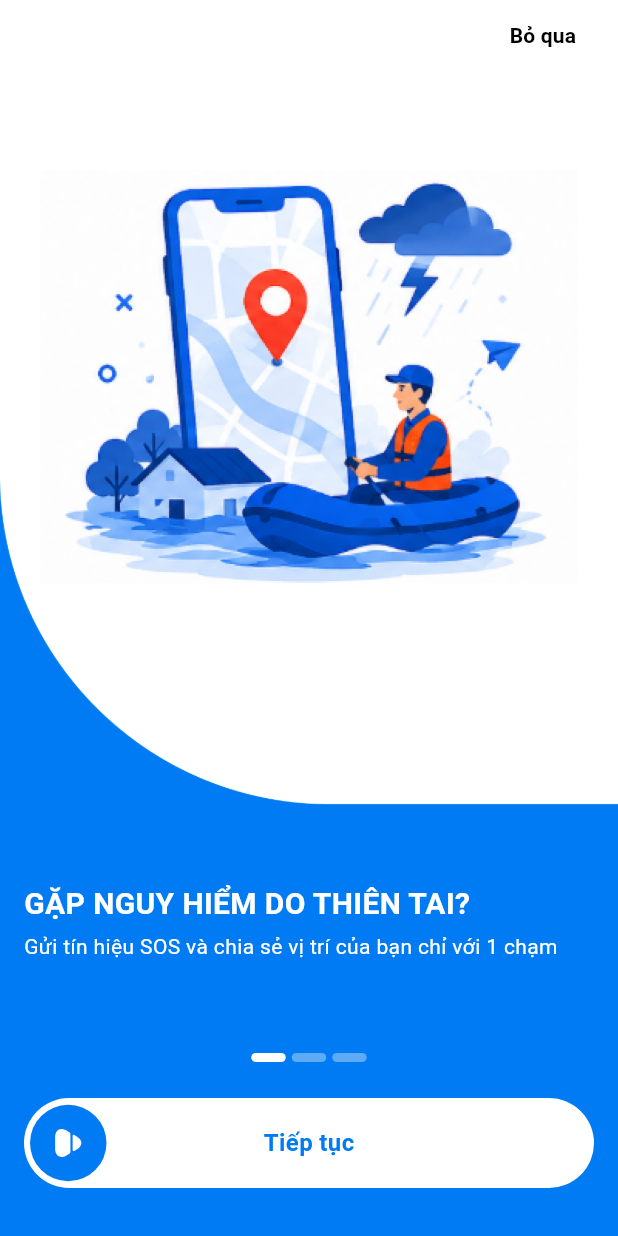
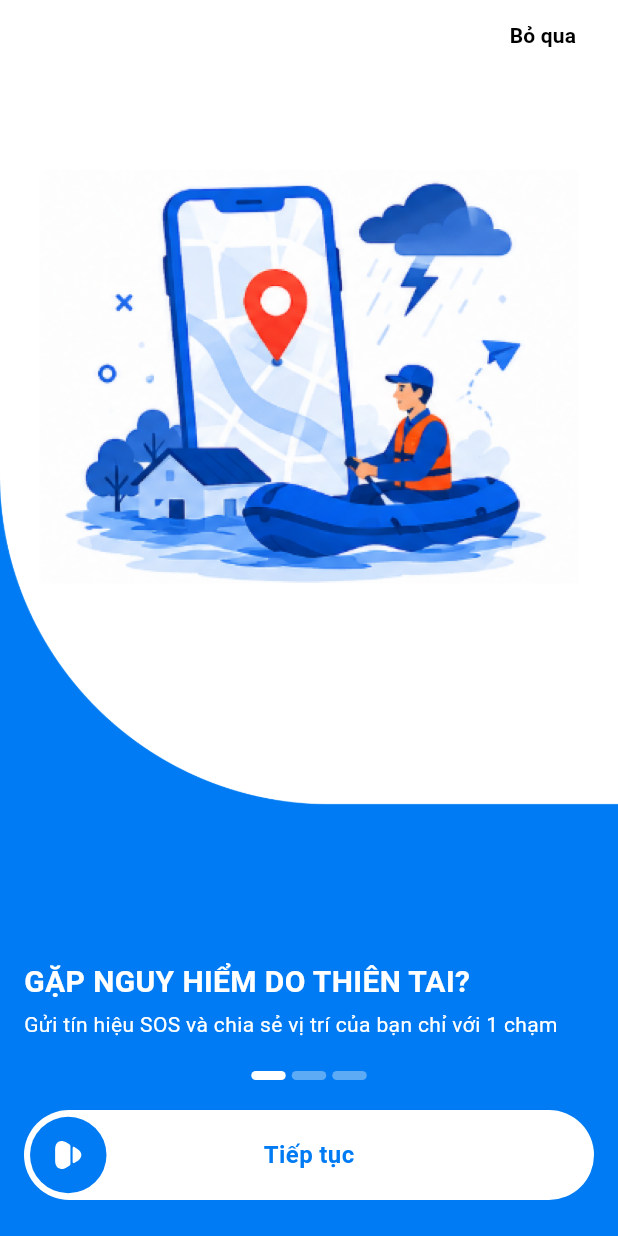
Before and after one commit to PVanHuy/sos_connect, a Flutter app: the OnboardingPage screen opened by its route, on a phone screen of 412 x 824 dp. Run offline on Flutter 3.47's test engine with Material 3 defaults, Android fonts, the phone set to English and light mode, and no system bars; our stand-ins replace cached_network_image, calendar_date_picker2, dartx, device_info_plus, dismissible_page, firebase_core and 18 more; missing offline and left inert: flutter_map_marker_cluster, phone_numbers_parser, universal_html, vietnam_provinces; accounts and stored records are empty; generated files the repository leaves out were written again; statements that could not run were skipped; project files that could hold a hidden picture were left out.

Commit message:
fix: ui onboarding

```diff
--- a/lib/pages/onboarding/onboarding_page.dart
+++ b/lib/pages/onboarding/onboarding_page.dart
@@ -58,7 +58,7 @@ class OnboardingPage extends GetWidget<OnboardingController> {
                                 style: StyleThemeData.size20Weight700(color: appTheme.whiteColor),
                               ),
                               Padding(
-                                padding: padding(top: 4, bottom: 60),
+                                padding: padding(top: 4, bottom: 20),
                                 child: Text(
                                   controller.descKey.tr,
                                   style: StyleThemeData.size14Weight400(color: appTheme.whiteColor),
@@ -71,7 +71,7 @@ class OnboardingPage extends GetWidget<OnboardingController> {
                               SlideActionButton(
                                 text: isLastStep ? 'btn_start'.tr : 'btn_continue'.tr,
                                 hasSafeArea: false,
-                                margin: padding(top: 24, bottom: 32),
+                                margin: padding(top: 20, bottom: 24),
                                 onCompleted: controller.onContinue,
                               ),
                             ],
```
Also changed, not shown: 1 other file.
